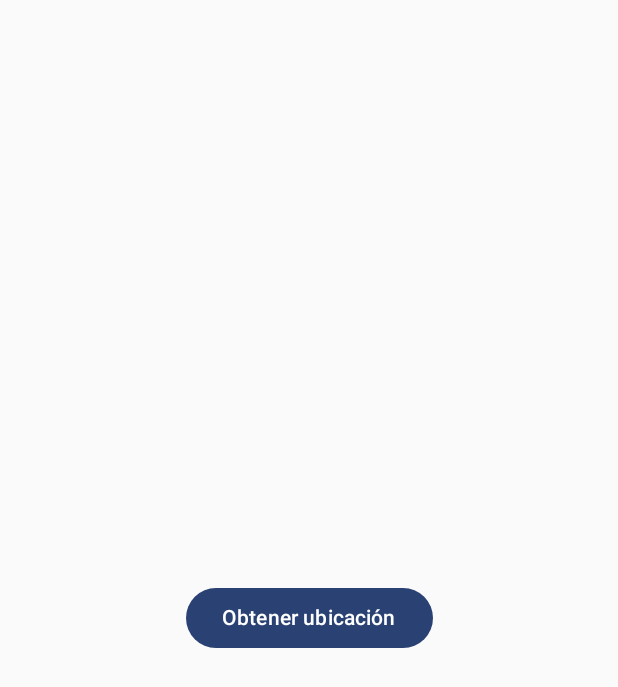
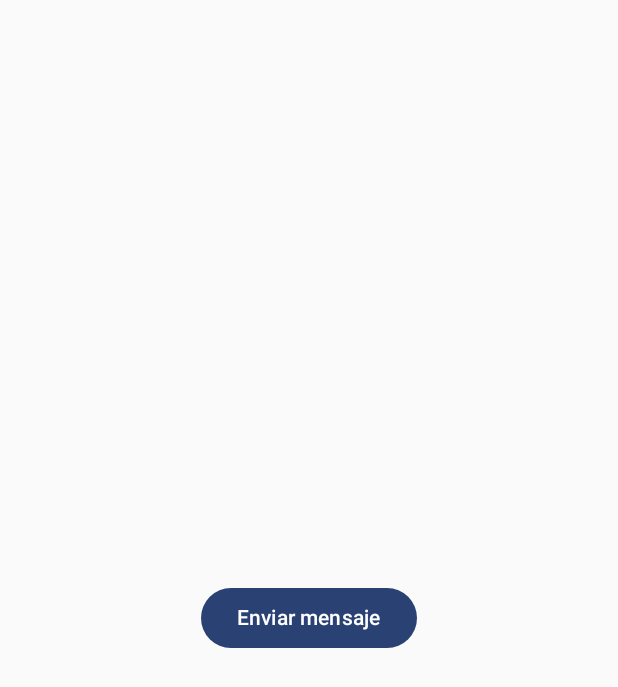
Before and after one commit to JokerP515/Epilepsy-Alarm-2.0, an Android app built with Jetpack Compose: the screen it shows after launch (MainActivity), on a phone screen of 412 x 824 dp. Shown: the top 687 px of the screen. Run offline under Robolectric (Android 15) with nearby library versions, the phone set to English and light mode, and no system bars; our stand-ins replace Dagger/Hilt's generated code.

Commit message:
New message sender (SMS) and changed maps link

```diff
--- a/app/src/main/java/com/uan/epilepsyalarm20/data/location/LocationManager.kt
+++ b/app/src/main/java/com/uan/epilepsyalarm20/data/location/LocationManager.kt
@@ -37,5 +37,5 @@ class LocationManager @Inject constructor(
     }
 
     private fun createGoogleMapsLink(latitude: Double, longitude: Double): String =
-        "https://www.google.com/maps/search/?api=1&query=$latitude,$longitude"
+        "https://www.google.com/maps/place/$latitude,$longitude"
 }
--- /dev/null
+++ b/app/src/main/java/com/uan/epilepsyalarm20/data/repository/MessageRepository.kt
@@ -0,0 +1,17 @@
+package com.uan.epilepsyalarm20.data.repository
+
+import com.uan.epilepsyalarm20.data.messaging.SmsSender
+import javax.inject.Inject
+
+class MessageRepository @Inject constructor(
+    private val smsSender: SmsSender,
+    //private val whatsAppSender: WhatsAppSender
+) {
+    fun sendSms(phoneNumber: String, message: String) {
+        smsSender.sendSms(phoneNumber, message)
+    }
+
+//    fun sendWhatsAppMessage(phoneNumber: String, message: String) {
+//        whatsAppSender.sendWhatsAppMessage(phoneNumber, message)
+//    }
+}
--- /dev/null
+++ b/app/src/main/java/com/uan/epilepsyalarm20/di/modules/MessagingModule.kt
@@ -0,0 +1,32 @@
+package com.uan.epilepsyalarm20.di.modules
+
+import android.content.Context
+import com.uan.epilepsyalarm20.data.messaging.SmsSender
+import com.uan.epilepsyalarm20.data.repository.MessageRepository
+import dagger.Module
+import dagger.Provides
+import dagger.hilt.InstallIn
+import dagger.hilt.android.qualifiers.ApplicationContext
+import dagger.hilt.components.SingletonComponent
+
+@Module
+@InstallIn(SingletonComponent::class)
+object MessagingModule {
+    @Provides
+    fun provideSmsSender(@ApplicationContext context: Context): SmsSender {
+        return SmsSender(context)
+    }
+
+//    @Provides
+//    fun provideWhatsAppSender(@ApplicationContext context: Context): WhatsAppSender {
+//        return WhatsAppSender(context)
+//    }
+
+    @Provides
+    fun provideMessageRepository(
+        smsSender: SmsSender,
+        //whatsAppSender: WhatsAppSender
+    ): MessageRepository {
+        return MessageRepository(smsSender) //whatsAppSender
+    }
+}
--- a/app/src/main/java/com/uan/epilepsyalarm20/ui/screens/LocationScreen.kt
+++ b/app/src/main/java/com/uan/epilepsyalarm20/ui/screens/LocationScreen.kt
@@ -3,6 +3,7 @@ package com.uan.epilepsyalarm20.ui.screens
 import androidx.compose.foundation.layout.Arrangement
 import androidx.compose.foundation.layout.Column
 import androidx.compose.foundation.layout.fillMaxSize
+import androidx.compose.foundation.layout.padding
 import androidx.compose.material3.Button
 import androidx.compose.material3.Text
 import androidx.compose.runtime.Composable
@@ -10,14 +11,20 @@ import androidx.compose.runtime.collectAsState
 import androidx.compose.runtime.getValue
 import androidx.compose.ui.Alignment
 import androidx.compose.ui.Modifier
+import androidx.compose.ui.unit.dp
 import androidx.hilt.navigation.compose.hiltViewModel
 import androidx.lifecycle.ViewModel
+import androidx.lifecycle.viewModelScope
 import com.uan.epilepsyalarm20.data.location.LocationManager
+import com.uan.epilepsyalarm20.data.repository.MessageRepository
 import dagger.hilt.android.lifecycle.HiltViewModel
 import kotlinx.coroutines.flow.MutableStateFlow
 import kotlinx.coroutines.flow.StateFlow
 import kotlinx.coroutines.flow.asStateFlow
+import kotlinx.coroutines.launch
 import javax.inject.Inject
+import kotlin.coroutines.resume
+import kotlin.coroutines.suspendCoroutine
 
 // Screen de ejemplo para obtener la ubicación
 @Composable
@@ -27,30 +34,47 @@ fun LocationScreen(viewModel: LocationViewModel = hiltViewModel()) {
     Column(
         horizontalAlignment = Alignment.CenterHorizontally,
         verticalArrangement = Arrangement.Center,
-        modifier = Modifier.fillMaxSize()
+        modifier = Modifier.fillMaxSize().padding(16.dp)
     ) {
-        Button(onClick = { viewModel.fetchLocation() }) {
-            Text("Obtener ubicación")
+        mapsLink?.let {
+            Text("Ubicación: $it")
         }
 
-        mapsLink?.let {
-            Text("Ubicación: $it")
+        Button(onClick = { viewModel.emergencyButtonOnClick() }) {
+            Text("Enviar mensaje")
         }
     }
 }
 
-
 @HiltViewModel
 class LocationViewModel @Inject constructor(
-    private val locationManager: LocationManager
+    private val locationManager: LocationManager,
+    private val messageRepository: MessageRepository
 ) : ViewModel() {
 
-    private val _mapsLink = MutableStateFlow<String?>(null) // Estado mutable
-    val mapsLink: StateFlow<String?> = _mapsLink.asStateFlow() // Exponer estado inmutable
+    private val _mapsLink = MutableStateFlow<String?>(null)
+    val mapsLink: StateFlow<String?> = _mapsLink.asStateFlow()
 
-    fun fetchLocation() {
-        locationManager.getCurrentLocation { link ->
-            _mapsLink.value = link
+    // Obtener la ubicación y esperar su resultado
+    private suspend fun fetchLocation(): String? {
+        return suspendCoroutine { continuation ->
+            locationManager.getCurrentLocation { link ->
+                continuation.resume(link)
+            }
         }
     }
+
+    private fun sendMessage(location: String) {
+        val message = "Emergencia, mi ubicación es esta: $location"
+        messageRepository.sendSms("+TESTNUMBER", message)
+    }
+
+    fun emergencyButtonOnClick() {
+        viewModelScope.launch {
+            val location = fetchLocation() ?: "Ubicación no disponible"
+            _mapsLink.value = location // Actualiza la UI con la ubicación obtenida
+            sendMessage(location) // Ahora el mensaje tiene la ubicación real
+        }
+        sendMessage(" TEST Ubicación no disponible")
+    }
 }
```
Also changed, not shown: app/src/main/AndroidManifest.xml (+8 -0 lines), app/src/main/java/com/uan/epilepsyalarm20/data/messaging/SmsSender.kt (added, +40 -0 lines).
